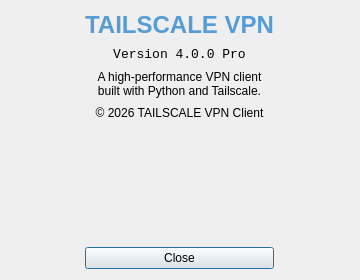
Before: the Qt Designer form pygui/dialogs/about.ui in Arean82/Tailscale-Headscale-Client, drawn with Qt 5.
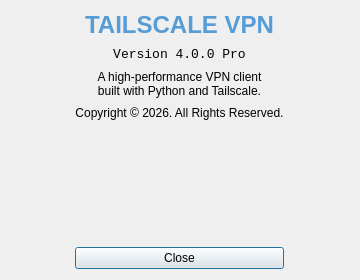
After: the same form once the commit is applied.

Patch:
```diff
--- a/pygui/dialogs/about.ui
+++ b/pygui/dialogs/about.ui
@@ -46,7 +46,7 @@
 
    <item>
     <widget class="QLabel" name="labelCopyright">
-     <property name="text"><string>© 2026 TAILSCALE VPN Client</string></property>
+      <property name="text"><string>Copyright © 2026. All Rights Reserved.</string></property>
      <property name="alignment"><enum>Qt::AlignCenter</enum></property>
     </widget>
    </item>
```
Lines whose indentation alone changed are shown as unchanged.
